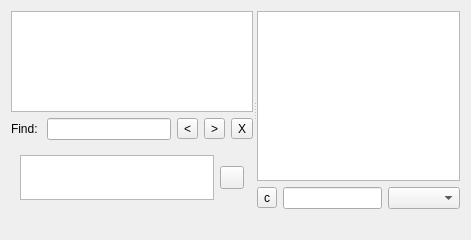
eiskaltdcpp/eiskaltdcpp, file eiskaltdcpp/ui/HubFrame.ui: the form before one commit.
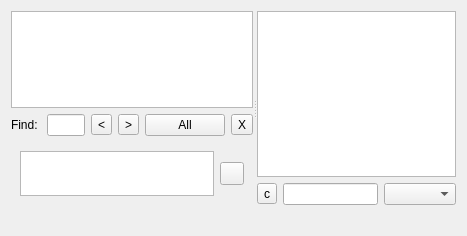
The form after the commit.

```diff
--- a/eiskaltdcpp/ui/HubFrame.ui
+++ b/eiskaltdcpp/ui/HubFrame.ui
@@ -6,8 +6,8 @@
    <rect>
     <x>0</x>
     <y>0</y>
-    <width>471</width>
-    <height>240</height>
+    <width>467</width>
+    <height>236</height>
    </rect>
   </property>
   <property name="windowTitle">
@@ -25,7 +25,7 @@
      <property name="orientation">
       <enum>Qt::Horizontal</enum>
      </property>
-     <widget class="QWidget" name="">
+     <widget class="QWidget" name="layoutWidget">
       <layout class="QVBoxLayout" name="verticalLayout_3">
        <item>
         <layout class="QVBoxLayout" name="verticalLayout">
@@ -97,6 +97,19 @@
               </property>
              </widget>
             </item>
+            <item>
+             <widget class="QPushButton" name="pushButton_ALL">
+              <property name="sizePolicy">
+               <sizepolicy hsizetype="Fixed" vsizetype="Fixed">
+                <horstretch>0</horstretch>
+                <verstretch>0</verstretch>
+               </sizepolicy>
+              </property>
+              <property name="text">
+               <string>All</string>
+              </property>
+             </widget>
+            </item>
             <item>
              <widget class="QToolButton" name="toolButton_HIDE">
               <property name="text">
```
